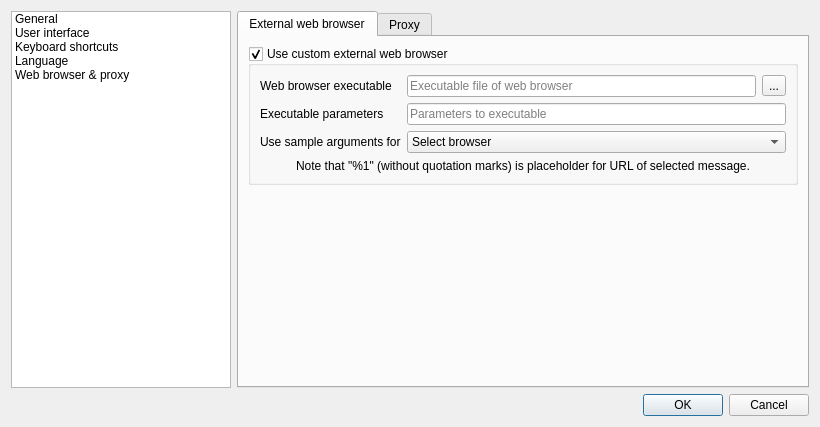
BuildmLearn/BuildmLearn-Toolkit, file src/gui/formsettings.ui: the form before one commit.
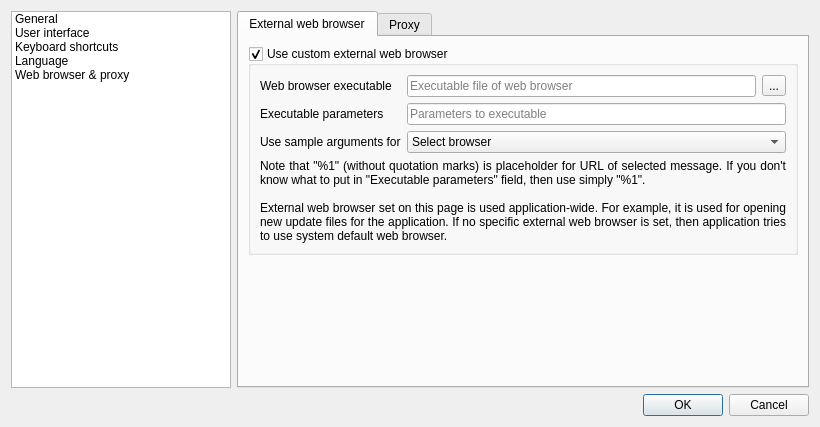
The form after the commit. The open tabs and pages were chosen to show the change. Custom widgets are drawn as their Qt base class.

What changed in the file:
```diff
--- a/src/gui/formsettings.ui
+++ b/src/gui/formsettings.ui
@@ -328,10 +328,15 @@
               <item row="3" column="0" colspan="2">
                <widget class="QLabel" name="label">
                 <property name="text">
-                 <string>Note that &quot;%1&quot; (without quotation marks) is placeholder for URL of selected message.</string>
+                 <string>Note that &quot;%1&quot; (without quotation marks) is placeholder for URL of selected message. If you don't know what to put in &quot;Executable parameters&quot; field, then use simply &quot;%1&quot;.
+
+External web browser set on this page is used application-wide. For example, it is used for opening new update files for the application. If no specific external web browser is set, then application tries to use system default web browser.</string>
                 </property>
                 <property name="alignment">
-                 <set>Qt::AlignCenter</set>
+                 <set>Qt::AlignJustify|Qt::AlignVCenter</set>
+                </property>
+                <property name="wordWrap">
+                 <bool>true</bool>
                 </property>
                </widget>
               </item>
```
Left out of the diff: 2 changed lines with no effect on the pictures.
